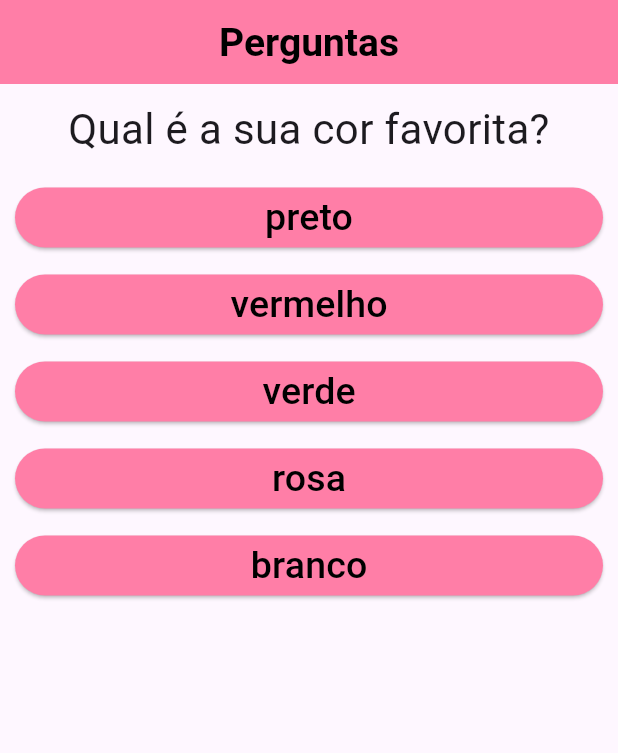
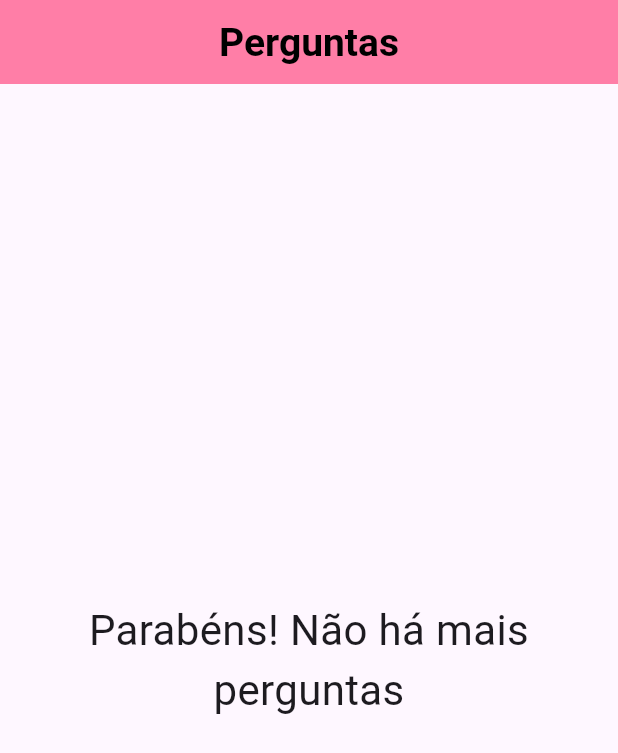
Before and after one commit to claraferraz/quiz-flutter, a Flutter app: the screen it shows after launch, after a tap on "preto", after a tap on "gato", after a tap on "André", on a phone screen of 412 x 824 dp. Shown: the top 753 px of the screen. Run offline on Flutter 3.47's test engine with Material 3 defaults, Android fonts, the phone set to English and light mode, and no system bars.

Commit message:
tela pós perguntas

```diff
--- a/lib/main.dart
+++ b/lib/main.dart
@@ -25,21 +25,24 @@ class _PerguntaAppState extends State<PerguntaApp> {
       'resposta': ['André', 'Rafa', 'Carlos', 'Tânia', 'Ana Clara'],
     },
   ];
+  bool get _temPerguntaSelecionada {
+    return _numeroDaPergunta < perguntas.length;
+  }
+
   void _responder() {
-    if (perguntas.length - 1 > _numeroDaPergunta) {
+    if (_temPerguntaSelecionada) {
       setState(() {
         _numeroDaPergunta++;
-      });
-    } else {
-      setState(() {
-        _numeroDaPergunta = 0;
       });
     }
   }
 
   @override
   Widget build(BuildContext context) {
-    List<String> respostas = perguntas[_numeroDaPergunta].cast()['resposta'];
+    List<String> respostas =
+        _temPerguntaSelecionada
+            ? perguntas[_numeroDaPergunta].cast()['resposta']
+            : [];
     ;
 
     //para novas instâncias eu não preciso colocar o nome 'new'
@@ -55,12 +58,21 @@ class _PerguntaAppState extends State<PerguntaApp> {
             fontWeight: FontWeight.bold,
           ),
         ),
-        body: Column(
-          children: <Widget>[
-            Questao(perguntas[_numeroDaPergunta]['texto'].toString()),
-            ...respostas.map((t) => Respostas(t, _responder)),
-          ],
-        ),
+        body:
+            _temPerguntaSelecionada
+                ? Column(
+                  children: <Widget>[
+                    Questao(perguntas[_numeroDaPergunta]['texto'].toString()),
+                    ...respostas.map((t) => Respostas(t, _responder)),
+                  ],
+                )
+                : Center(
+                  child: Text(
+                    'Parabéns! Não há mais perguntas',
+                    style: TextStyle(fontSize: 28),
+                    textAlign: TextAlign.center,
+                  ),
+                ),
       ),
     );
   }
```
